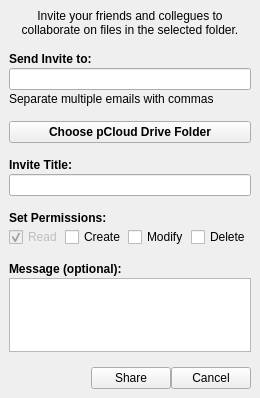
Before: the Qt Designer form sharefolderwindow.ui in pcloudcom/psyncgui, drawn with Qt 5.
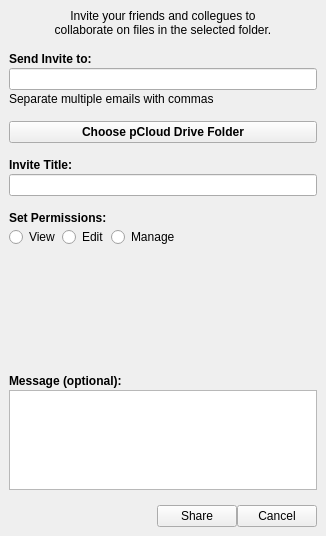
After: the same form once the commit is applied.

```diff
--- a/sharefolderwindow.ui
+++ b/sharefolderwindow.ui
@@ -6,8 +6,8 @@
    <rect>
     <x>0</x>
     <y>0</y>
-    <width>259</width>
-    <height>398</height>
+    <width>326</width>
+    <height>536</height>
    </rect>
   </property>
   <property name="windowTitle">
@@ -116,44 +116,28 @@
       <item>
        <layout class="QHBoxLayout" name="horizontalLayout">
         <item>
-         <widget class="QCheckBox" name="permRead">
-          <property name="enabled">
-           <bool>false</bool>
-          </property>
+         <widget class="QRadioButton" name="rbtnView">
           <property name="text">
-           <string>Read</string>
+           <string>View</string>
           </property>
-          <property name="checkable">
-           <bool>true</bool>
-          </property>
-          <property name="checked">
-           <bool>true</bool>
-          </property>
          </widget>
         </item>
         <item>
-         <widget class="QCheckBox" name="permCreate">
+         <widget class="QRadioButton" name="rbtnEdit">
           <property name="text">
-           <string>Create</string>
+           <string>Edit</string>
           </property>
          </widget>
         </item>
         <item>
-         <widget class="QCheckBox" name="permModify">
+         <widget class="QRadioButton" name="rbtnManage">
           <property name="text">
-           <string>Modify</string>
+           <string>Manage</string>
           </property>
          </widget>
         </item>
         <item>
-         <widget class="QCheckBox" name="permDelete">
-          <property name="text">
-           <string>Delete</string>
-          </property>
-         </widget>
-        </item>
-        <item>
-         <spacer name="horizontalSpacer_2">
+         <spacer name="horizontalSpacer_3">
           <property name="orientation">
            <enum>Qt::Horizontal</enum>
           </property>
```
Left out of the diff: 2 changed lines with no effect on the pictures.
